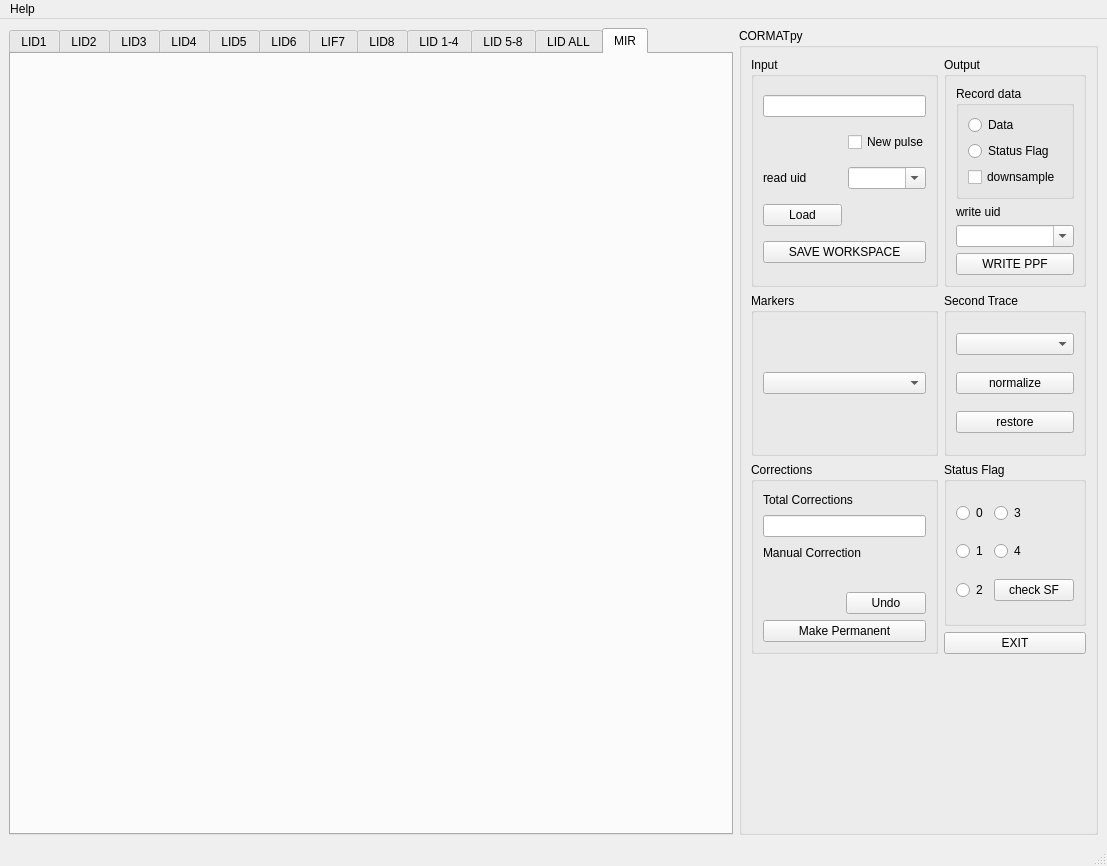
Old version of the form python/main_window_woop_layout_manualcorrection_widget.ui in the repository bruvio/Cormat_py.
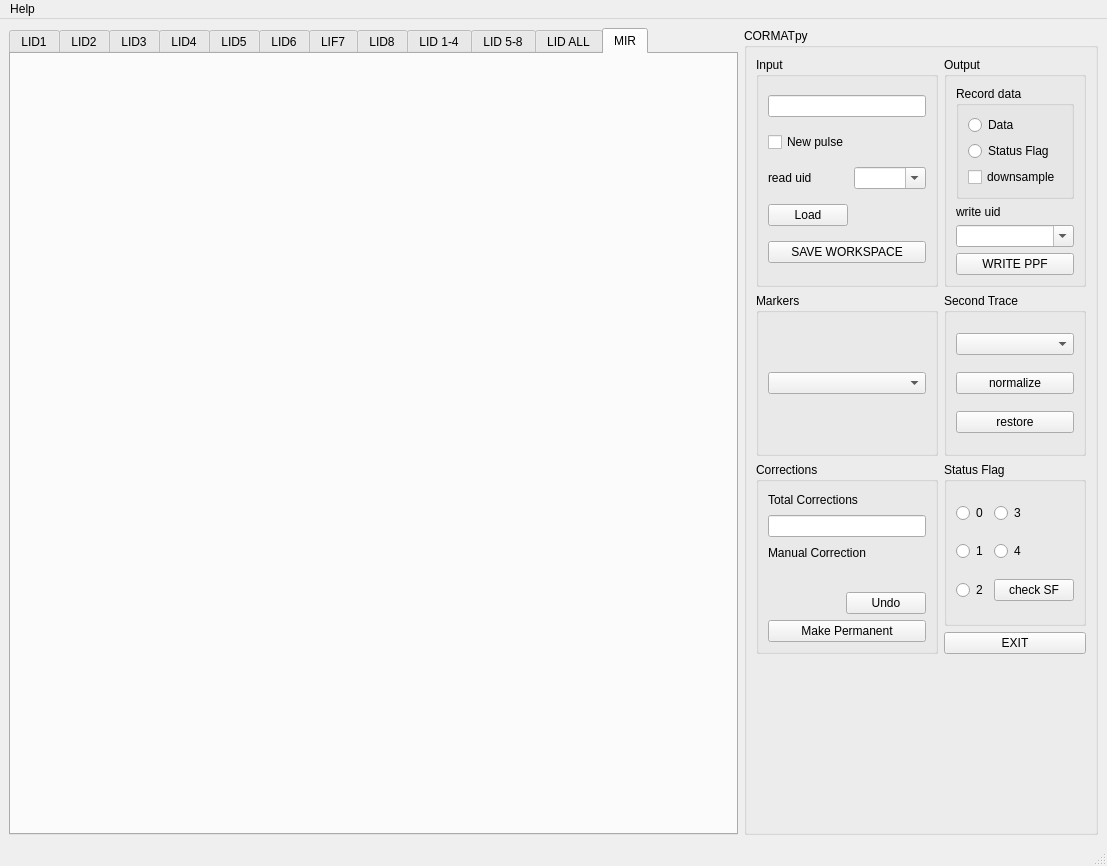
New version of the form. Custom widgets are drawn as their Qt base class.

What changed in the file:
```diff
--- a/python/main_window_woop_layout_manualcorrection_widget.ui
+++ b/python/main_window_woop_layout_manualcorrection_widget.ui
@@ -33,7 +33,21 @@
           <string>Input</string>
          </property>
          <layout class="QGridLayout" name="gridLayout">
-          <item row="2" column="1">
+          <item row="5" column="0">
+           <widget class="QLabel" name="label">
+            <property name="text">
+             <string>read uid</string>
+            </property>
+           </widget>
+          </item>
+          <item row="7" column="0" colspan="2">
+           <widget class="QPushButton" name="button_save">
+            <property name="text">
+             <string>SAVE WORKSPACE</string>
+            </property>
+           </widget>
+          </item>
+          <item row="5" column="1">
            <widget class="QComboBox" name="comboBox_readuid">
             <property name="editable">
              <bool>true</bool>
@@ -43,7 +57,7 @@
             </property>
            </widget>
           </item>
-          <item row="3" column="0">
+          <item row="6" column="0">
            <widget class="QPushButton" name="button_read_pulse">
             <property name="text">
              <string>Load</string>
@@ -57,27 +71,13 @@
             </property>
            </widget>
           </item>
-          <item row="1" column="1">
+          <item row="1" column="0" colspan="2">
            <widget class="QCheckBox" name="checkBox_newpulse">
             <property name="text">
              <string>New pulse</string>
             </property>
            </widget>
           </item>
-          <item row="2" column="0">
-           <widget class="QLabel" name="label">
-            <property name="text">
-             <string>read uid</string>
-            </property>
-           </widget>
-          </item>
-          <item row="4" column="0" colspan="2">
-           <widget class="QPushButton" name="button_save">
-            <property name="text">
-             <string>SAVE WORKSPACE</string>
-            </property>
-           </widget>
-          </item>
          </layout>
         </widget>
        </item>
```
